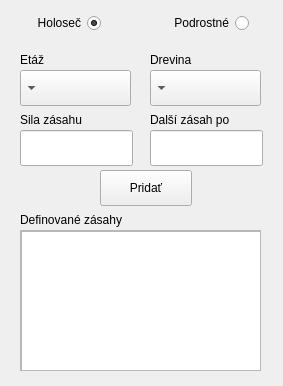
kasparj/Optimal-Q-GIS, file Database/create_processes.ui: the form before one commit.
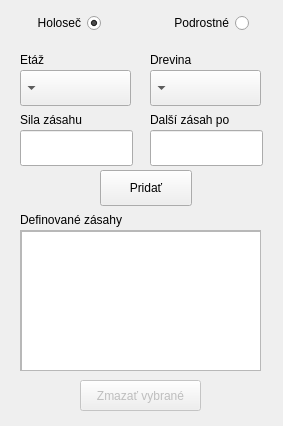
The form after the commit.

Commit message: Enable removing processes

What changed in the file:
```diff
--- a/Database/create_processes.ui
+++ b/Database/create_processes.ui
@@ -7,7 +7,7 @@
     <x>0</x>
     <y>0</y>
     <width>283</width>
-    <height>386</height>
+    <height>426</height>
    </rect>
   </property>
   <property name="windowTitle">
@@ -206,6 +206,25 @@
      </widget>
     </widget>
    </widget>
+   <widget class="QPushButton" name="remove">
+    <property name="enabled">
+     <bool>false</bool>
+    </property>
+    <property name="geometry">
+     <rect>
+      <x>80</x>
+      <y>380</y>
+      <width>121</width>
+      <height>31</height>
+     </rect>
+    </property>
+    <property name="text">
+     <string>Zmazať vybrané</string>
+    </property>
+    <property name="default">
+     <bool>false</bool>
+    </property>
+   </widget>
   </widget>
  </widget>
  <resources/>
```
Left out of the diff: 3 changed lines with no effect on the pictures. The commit also changes 1 other file.
